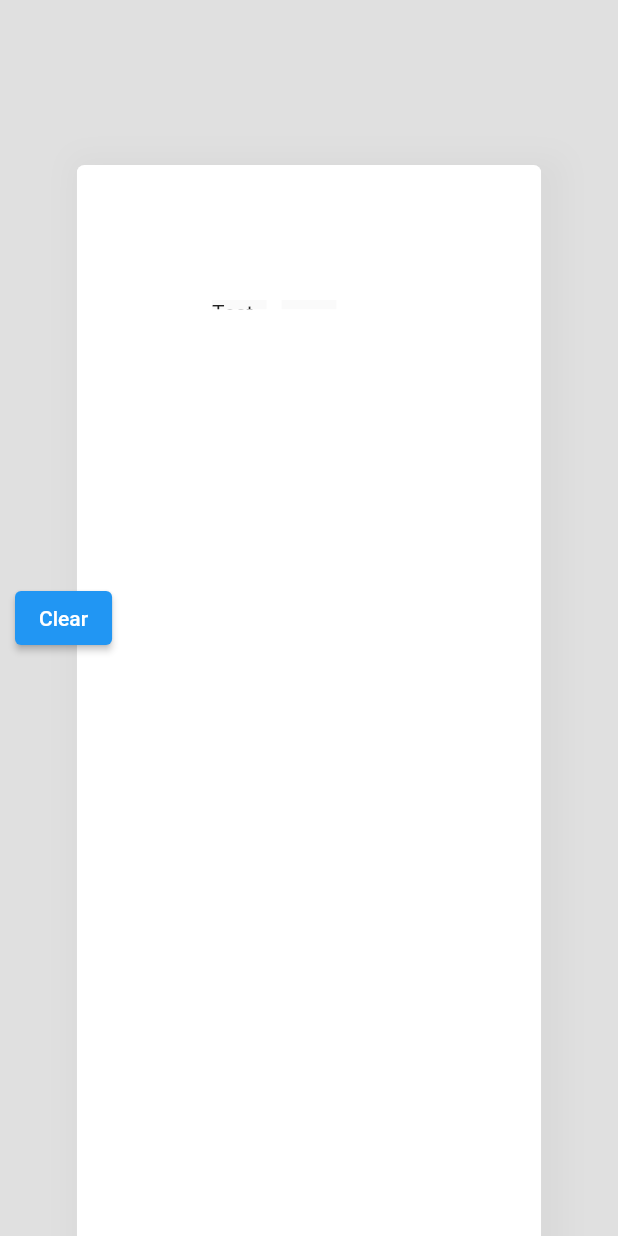
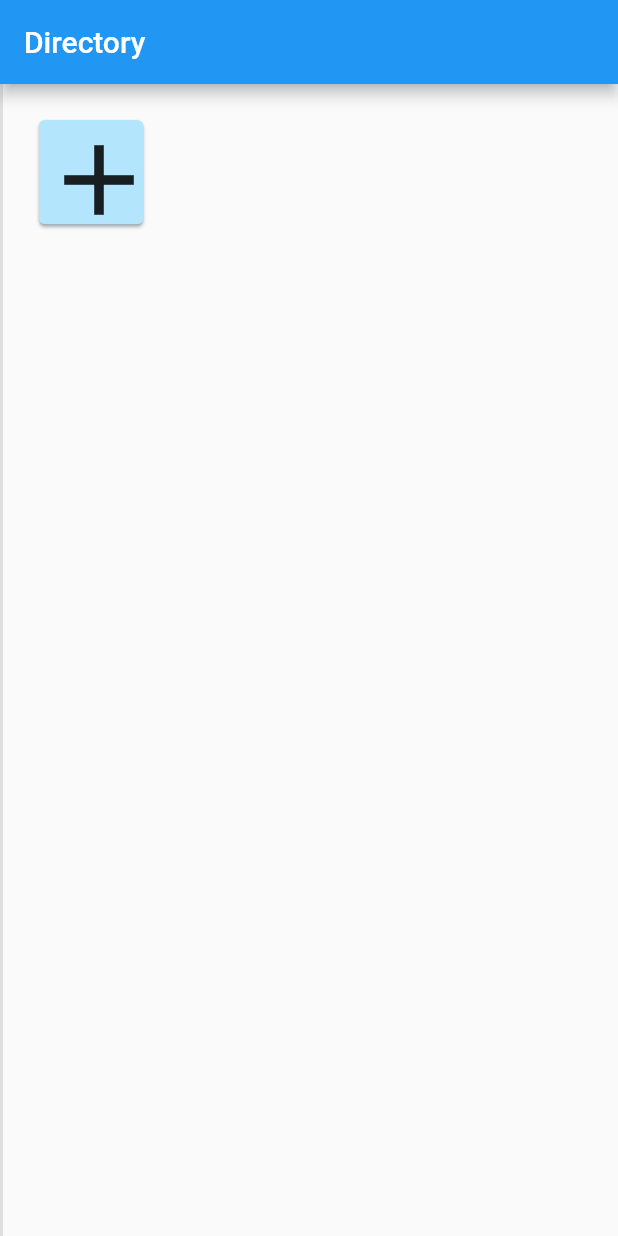
Before and after one commit to jellyie/digitalink_notetaking_app, a Flutter app: the screen it shows after launch, on a phone screen of 412 x 824 dp. Run offline on Flutter 3.47's test engine with Material 2 defaults, Android fonts, the phone set to English and light mode, and no system bars; drawn by our look-alikes of reorderable_grid_view; our stand-ins replace flutter_riverpod, freezed_annotation; missing offline and left inert: google_ml_kit.

Commit message:
Directory Initialize

```diff
--- a/lib/features/directory/directory_ui.dart
+++ b/lib/features/directory/directory_ui.dart
@@ -0,0 +1,140 @@
+import 'package:digitalink_notetaking_app/features/canvas/ui/canvas_ui.dart';
+import 'file_data.dart';
+import 'package:flutter/material.dart';
+import 'package:provider/provider.dart';
+
+import 'package:flutter_riverpod/flutter_riverpod.dart' as riverpod;
+
+class DirectoryUI extends StatefulWidget {
+  const DirectoryUI({Key? key}) : super(key: key);
+
+  @override
+  _DirectoryUIState createState() => _DirectoryUIState();
+}
+
+class _DirectoryUIState extends State<DirectoryUI> {
+  TextEditingController _textFieldController = TextEditingController();
+
+  // Show dialog for creating file name
+  Future<void> _displayTextInputDialog(
+      BuildContext context, FileData fileData) async {
+    return showDialog(
+        context: context,
+        builder: (context) {
+          return AlertDialog(
+            title: Text('TextField in Dialog'),
+            content: TextField(
+              onChanged: (value) {
+                setState(() {
+                  valueText = value;
+                });
+              },
+              controller: _textFieldController,
+              decoration: InputDecoration(hintText: "Text Field in Dialog"),
+            ),
+            actions: <Widget>[
+              TextButton(
+                child: Text('CANCEL'),
+                onPressed: () {
+                  setState(() {
+                    Navigator.pop(context);
+                  });
+                },
+              ),
+              TextButton(
+                child: Text('OK'),
+                onPressed: () {
+                  setState(() {
+                    codeDialog = valueText;
+                    Navigator.pop(context);
+                    fileData.addNewFile(codeDialog);
+                    Navigator.push(
+                        context,
+                        MaterialPageRoute(
+                          builder: (context) => riverpod.ProviderScope(
+                              child: CanvasUI(
+                                  canvasNotifierProvider:
+                                      fileData.getCanvasNotifierProvider(
+                                          fileData.getLength() - 1),
+                                  widgetNotifierProvider:
+                                      fileData.getWidgetNotifierProvider(
+                                          fileData.getLength() - 1))),
+                        ));
+                  });
+                },
+              ),
+            ],
+          );
+        });
+  }
+
+  String codeDialog = '';
+  String valueText = '';
+
+  @override
+  Widget build(BuildContext context) {
+    return Scaffold(
+        appBar: AppBar(
+          title: const Text('Directory'),
+        ),
+        body: ChangeNotifierProvider<FileData>(
+            create: (_) => FileData(),
+            child: Consumer<FileData>(
+                builder: (context, FileData fileData, child) {
+              return Container(
+                  padding: EdgeInsets.all(20.0),
+                  alignment: Alignment.topLeft,
+                  decoration: const BoxDecoration(
+                      border: Border(
+                          left: BorderSide(
+                              width: 2.0, color: Color(0xFFDFDFDF)))),
+                  width: MediaQuery.of(context).size.width,
+                  height: MediaQuery.of(context).size.height,
+                  child: GridView.count(
+                    crossAxisCount: 4,
+                    mainAxisSpacing: 20.0,
+                    crossAxisSpacing: 20.0,
+                    children: [
+                      for (int i = 0; i <= fileData.getLength(); i++)
+                        i == fileData.getLength()
+                            ? Card(
+                                color: Colors.lightBlue[100],
+                                shadowColor: Colors.blueGrey,
+                                child: InkWell(
+                                    onTap: () {
+                                      _displayTextInputDialog(
+                                          context, fileData);
+                                    },
+                                    child: Icon(Icons.add, size: 80.0)))
+                            : Card(
+                                color: Colors.lightBlue[100],
+                                shadowColor: Colors.blueGrey,
+                                child: InkWell(
+                                    onTap: () {
+                                      Navigator.push(
+                                          context,
+                                          MaterialPageRoute(
+                                            builder: (context) => riverpod.ProviderScope(
+                                                child: CanvasUI(
+                                                    canvasNotifierProvider: fileData
+                                                        .getCanvasNotifierProvider(
+                                                            fileData.getLength() -
+                                                                1),
+                                                    widgetNotifierProvider: fileData
+                                                        .getWidgetNotifierProvider(
+                                                            fileData.getLength() -
+                                                                1))),
+                                          ));
+                                    },
+                                    child: Container(
+                                      child: Text(
+                                        fileData.getName(i),
+                                        style: TextStyle(fontSize: 30.0),
+                                      ),
+                                      alignment: Alignment.center,
+                                    )))
+                    ],
+                  ));
+            })));
+  }
+}
--- a/lib/features/directory/file_data.dart
+++ b/lib/features/directory/file_data.dart
@@ -0,0 +1,51 @@
+import 'package:flutter/material.dart';
+import 'package:flutter_riverpod/flutter_riverpod.dart';
+
+import '../canvas/models/canvas_notifier.dart';
+import '../canvas/models/state/canvas_state.dart';
+import '../canvas/models/widgets/models/widget_list/widget_list.dart';
+import '../canvas/models/widgets/widget_notifier.dart';
+
+class FileData extends ChangeNotifier {
+  List<StateNotifierProvider<CanvasNotifier, CanvasState>> canvasNotifierList =
+      [];
+  List<StateNotifierProvider<WidgetNotifier, WidgetList>> widgetNotifierList =
+      [];
+  List<String> nameList = [];
+
+  String getName(int index) {
+    return nameList[index];
+  }
+
+  int getLength() {
+    return nameList.length;
+  }
+
+  StateNotifierProvider<CanvasNotifier, CanvasState> getCanvasNotifierProvider(
+      int index) {
+    return canvasNotifierList[index];
+  }
+
+  StateNotifierProvider<WidgetNotifier, WidgetList> getWidgetNotifierProvider(
+      int index) {
+    return widgetNotifierList[index];
+  }
+
+  void addNewFile(String name) {
+    // canvasNotifierList
+    final canvasNotifierProvider =
+        StateNotifierProvider<CanvasNotifier, CanvasState>(
+            (ref) => CanvasNotifier());
+    canvasNotifierList.add(canvasNotifierProvider);
+
+    //widgetNotifierList
+    final widgetNotifierProvider =
+        StateNotifierProvider<WidgetNotifier, WidgetList>(
+            (ref) => WidgetNotifier());
+    widgetNotifierList.add(widgetNotifierProvider);
+
+    nameList.add(name);
+
+    notifyListeners();
+  }
+}
--- a/lib/main.dart
+++ b/lib/main.dart
@@ -1,9 +1,10 @@
+import 'package:digitalink_notetaking_app/features/directory/directory_ui.dart';
 import 'package:flutter/material.dart';
 import 'package:flutter_riverpod/flutter_riverpod.dart';
 import 'features/canvas/ui/canvas_ui.dart';
 
 void main() {
-  runApp(ProviderScope(child: MyApp()));
+  runApp(MyApp());
 }
 
 // ignore: use_key_in_widget_constructors
@@ -15,7 +16,7 @@
       theme: ThemeData(
         primarySwatch: Colors.blue,
       ),
-      home: const CanvasUI(),
+      home: const DirectoryUI(),
     );
   }
 }
--- a/pubspec.yaml
+++ b/pubspec.yaml
@@ -20,6 +20,7 @@
   reorderable_grid_view: ^2.0.0-alpha.1
   transparent_pointer: ^1.0.0
   dotted_border: ^2.0.0+1
+  provider: ^6.0.1
 
 dev_dependencies:
   flutter_test:
```
Also changed, not shown: lib/features/canvas/ui/canvas_ui.dart (+13 -2 lines), pubspec.lock.
